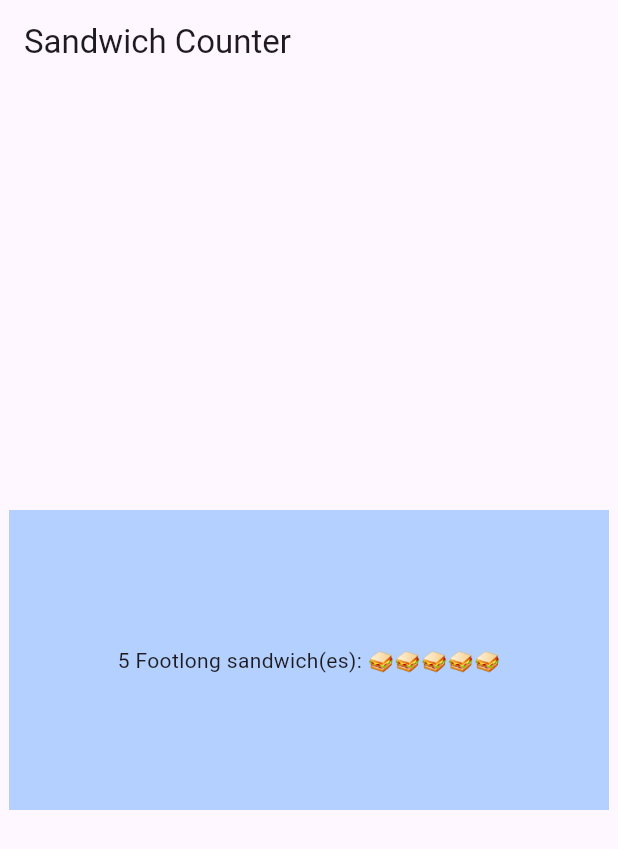
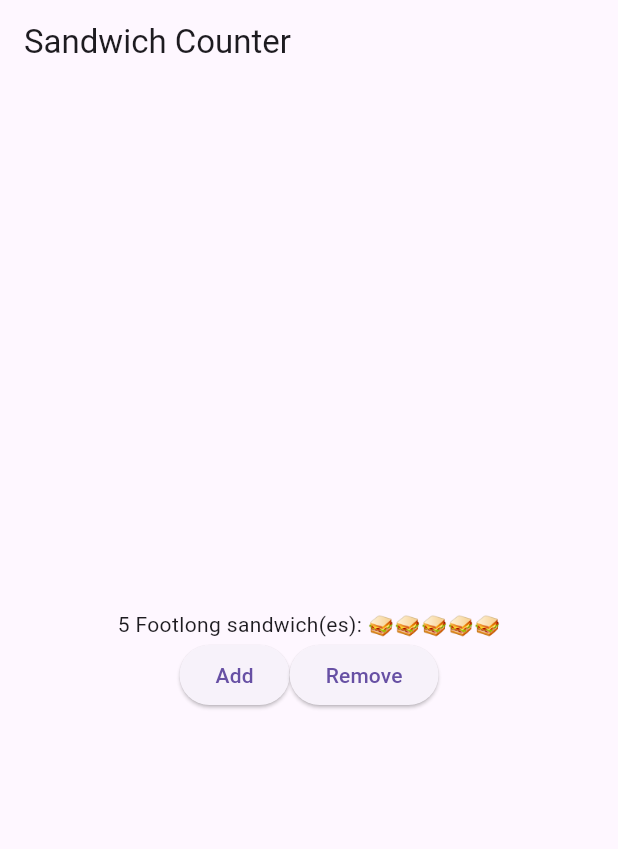
Before and after one commit to Joyeehing/dartprogramming--Y2-, a Flutter app: the screen it shows after launch, on a phone screen of 412 x 824 dp. Shown: the top 849 px of the screen. Run offline on Flutter 3.47's test engine with Material 3 defaults, Android fonts, the phone set to English and light mode, and no system bars.

Commit message:
Add add and remove buttons

```diff
--- a/sandwich_shop/lib/main.dart
+++ b/sandwich_shop/lib/main.dart
@@ -13,9 +13,29 @@ class App extends StatelessWidget {
       title: 'Sandwich Shop App',
       home: Scaffold(
         appBar: AppBar(title: const Text('Sandwich Counter')),
-        body: const Center(
-          child: OrderItemDisplay(5, 'Footlong'),
+        // The bit that you need to update starts from here
+        body: Center(
+          child: Column(
+            mainAxisAlignment: MainAxisAlignment.center,
+            children: [
+              const OrderItemDisplay(5, 'Footlong'),
+              Row(
+                mainAxisAlignment: MainAxisAlignment.center,
+                children: [
+                  ElevatedButton(
+                    onPressed: () => print('Add button pressed!'),
+                    child: const Text('Add'),
+                  ),
+                  ElevatedButton(
+                    onPressed: () => print('Remove button pressed!'),
+                    child: const Text('Remove'),
+                  ),
+                ],
+              ),
+            ],
+          ),
         ),
+          // The bit that you need to update ends here
       ),
     );
   }
@@ -30,13 +50,8 @@ class OrderItemDisplay extends StatelessWidget {
 
   @override
   Widget build(BuildContext context) {
-    return Container(
-      width: 400,
-      height: 200,
-      color: const Color.fromARGB(255, 179, 208, 255),
-      child: Center(
-        child: Text('$quantity $itemType sandwich(es): ${'🥪' * quantity}'),
-      )
+    return Center(
+      child: Text('$quantity $itemType sandwich(es): ${'🥪' * quantity}'),
     );
   }
 }
```
